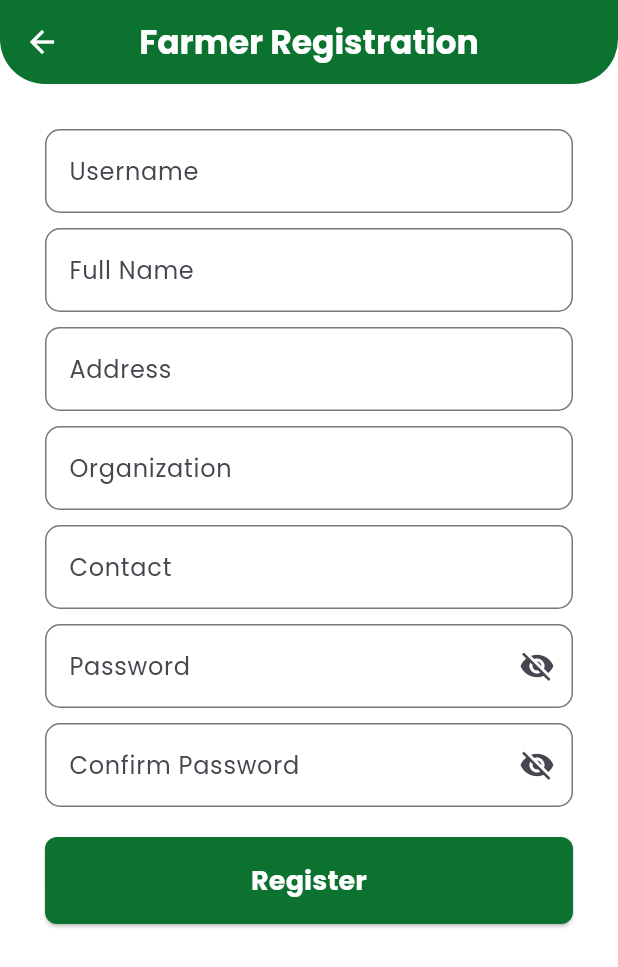
After one commit to jstnbala/Helen-Mobile, a Flutter app: the FarmerRegistrationPage screen opened directly, on a phone screen of 412 x 824 dp. The commit adds this screen. Shown: the top 967 px of the screen. Run offline on Flutter 3.47's test engine with Material 3 defaults, Android fonts, the light colour scheme and no system bars.

Commit message:
registration-farmer page ui

```diff
--- a/lib/farmers/login.dart
+++ b/lib/farmers/login.dart
@@ -1,6 +1,7 @@
 import 'package:flutter/material.dart';
 import 'package:helen_app/farmers/nav-bar.dart';
 import 'package:helen_app/farmers/forgotpass.dart'; // Import ForgotPassPage class
+import 'package:helen_app/farmers/registration-farmer.dart'; // Import FarmerRegistrationPage class
 
 class LoginPage extends StatefulWidget {
   @override
@@ -57,7 +58,7 @@ class _LoginPageState extends State<LoginPage> {
                       ],
                     ),
                     SizedBox(height: 20), // Add some space between logos and text
-                    // "Mabuhay, Magsasaka!" text
+                    // "Welcome, Farmer!" text
                     Text(
                       'Welcome, Farmer!',
                       style: TextStyle(
@@ -68,7 +69,7 @@ class _LoginPageState extends State<LoginPage> {
                       ),
                     ),
                     SizedBox(height: 8), // Add some space between lines
-                    // "Mangyaring mag-log in gamit ang iyong mga kredensyal sa ibaba" text
+                    // "Please log in using your credentials below" text
                     Text(
                       'Please log in using your credentials below',
                       style: TextStyle(
@@ -215,12 +216,21 @@ class _LoginPageState extends State<LoginPage> {
                       ),
                     ),
                     SizedBox(height: 4),
-                    Text(
-                      'Register here',
-                      style: TextStyle(
-                        color: Colors.white,
-                        fontFamily: 'Poppins',
-                        fontWeight: FontWeight.bold,
+                    InkWell(
+                      onTap: () {
+                        // Navigate to FarmerRegistrationPage
+                        Navigator.push(
+                          context,
+                          MaterialPageRoute(builder: (context) => FarmerRegistrationPage()),
+                        );
+                      },
+                      child: Text(
+                        'Register here',
+                        style: TextStyle(
+                          color: Colors.white,
+                          fontFamily: 'Poppins',
+                          fontWeight: FontWeight.bold,
+                        ),
                       ),
                     ),
                     SizedBox(height: 20),
--- /dev/null
+++ b/lib/farmers/registration-farmer.dart
@@ -0,0 +1,172 @@
+// ignore_for_file: prefer_const_constructors, library_private_types_in_public_api
+import 'package:flutter/material.dart';
+
+class FarmerRegistrationPage extends StatelessWidget {
+  @override
+  Widget build(BuildContext context) {
+    return Scaffold(
+      backgroundColor: Colors.white,
+      appBar: AppBar(
+        leading: IconButton(
+          icon: Icon(Icons.arrow_back),
+          color: Colors.white, // Set icon color to white
+          onPressed: () {
+            Navigator.pop(context);
+          },
+        ),
+        title: Text(
+          'Farmer Registration',
+          style: TextStyle(
+            fontFamily: 'Poppins',
+            fontWeight: FontWeight.bold,
+            color: Colors.white, // Set text color to white
+          ),
+        ),
+        centerTitle: true,
+        backgroundColor: Color(0xFF0C7230),
+        shape: RoundedRectangleBorder(
+          borderRadius: BorderRadius.vertical(
+            bottom: Radius.circular(30),
+          ),
+        ),
+      ),
+      body: SingleChildScrollView(
+        padding: EdgeInsets.fromLTRB(30.0, 30.0, 30.0, MediaQuery.of(context).viewInsets.bottom + 30.0),
+        child: Column(
+          children: [
+            TextFormField(
+              decoration: InputDecoration(
+                labelText: 'Username',
+                hintText: 'Enter your username',
+                border: OutlineInputBorder(
+                  borderRadius: BorderRadius.circular(10.0), // Add border radius
+                ),
+                labelStyle: TextStyle(fontFamily: 'Poppins'), // Set Poppins font
+              ),
+              style: TextStyle(fontFamily: 'Poppins'), // Set Poppins font for entered text
+              textInputAction: TextInputAction.next,
+              onTap: () {
+                Scrollable.ensureVisible(context);
+              },
+            ),
+            SizedBox(height: 10), // Add space between fields
+            TextFormField(
+              decoration: InputDecoration(
+                labelText: 'Full Name',
+                hintText: 'Enter your full name',
+                border: OutlineInputBorder(
+                  borderRadius: BorderRadius.circular(10.0), // Add border radius
+                ),
+                labelStyle: TextStyle(fontFamily: 'Poppins'), // Set Poppins font
+              ),
+              style: TextStyle(fontFamily: 'Poppins'), // Set Poppins font for entered text
+              textInputAction: TextInputAction.next,
+            ),
+            SizedBox(height: 10), // Add space between fields
+            TextFormField(
+              decoration: InputDecoration(
+                labelText: 'Address',
+                hintText: 'Enter your address',
+                border: OutlineInputBorder(
+                  borderRadius: BorderRadius.circular(10.0), // Add border radius
+                ),
+                labelStyle: TextStyle(fontFamily: 'Poppins'), // Set Poppins font
+              ),
+              style: TextStyle(fontFamily: 'Poppins'), // Set Poppins font for entered text
+              textInputAction: TextInputAction.next,
+            ),
+            SizedBox(height: 10), // Add space between fields
+            TextFormField(
+              decoration: InputDecoration(
+                labelText: 'Organization',
+                hintText: 'Your organization',
+                border: OutlineInputBorder(
+                  borderRadius: BorderRadius.circular(10.0), // Add border radius
+                ),
+                labelStyle: TextStyle(fontFamily: 'Poppins'), // Set Poppins font
+              ),
+              style: TextStyle(fontFamily: 'Poppins'), // Set Poppins font for entered text
+              textInputAction: TextInputAction.next,
+            ),
+            SizedBox(height: 10), // Add space between fields
+            TextFormField(
+              decoration: InputDecoration(
+                labelText: 'Contact',
+                hintText: 'Enter your contact number',
+                border: OutlineInputBorder(
+                  borderRadius: BorderRadius.circular(10.0), // Add border radius
+                ),
+                labelStyle: TextStyle(fontFamily: 'Poppins'), // Set Poppins font
+              ),
+              style: TextStyle(fontFamily: 'Poppins'), // Set Poppins font for entered text
+              textInputAction: TextInputAction.next,
+            ),
+            SizedBox(height: 10), // Add space between fields
+            TextFormField(
+              decoration: InputDecoration(
+                labelText: 'Password',
+                hintText: 'Enter your password',
+                border: OutlineInputBorder(
+                  borderRadius: BorderRadius.circular(10.0), // Add border radius
+                ),
+                labelStyle: TextStyle(fontFamily: 'Poppins'), // Set Poppins font
+                suffixIcon: IconButton(
+                  icon: Icon(Icons.visibility_off), // Initially set to off
+                  onPressed: () {}, // Add onPressed functionality
+                ),
+              ),
+              obscureText: true,
+              style: TextStyle(fontFamily: 'Poppins'), // Set Poppins font for entered text
+              textInputAction: TextInputAction.next,
+            ),
+            SizedBox(height: 10), // Add space between fields
+            TextFormField(
+              decoration: InputDecoration(
+                labelText: 'Confirm Password',
+                hintText: 'Confirm your password',
+                border: OutlineInputBorder(
+                  borderRadius: BorderRadius.circular(10.0), // Add border radius
+                ),
+                labelStyle: TextStyle(fontFamily: 'Poppins'), // Set Poppins font
+                suffixIcon: IconButton(
+                  icon: Icon(Icons.visibility_off), // Initially set to off
+                  onPressed: () {}, // Add onPressed functionality
+                ),
+              ),
+              obscureText: true,
+              style: TextStyle(fontFamily: 'Poppins'), // Set Poppins font for entered text
+              textInputAction: TextInputAction.done,
+            ),
+            SizedBox(height: 20),
+            SizedBox(
+              width: double.infinity, // Set button width to match parent
+              child: ElevatedButton(
+                onPressed: () {
+                  // Define your register button action here
+                },
+                style: ElevatedButton.styleFrom(
+                  primary: Color(0xFF0C7230),
+                  shape: RoundedRectangleBorder(
+                    borderRadius: BorderRadius.circular(8),
+                  ),
+                ),
+                child: Padding(
+                  padding: const EdgeInsets.symmetric(vertical: 16.0),
+                  child: Text(
+                    'Register',
+                    style: TextStyle(
+                      fontFamily: 'Poppins',
+                      fontWeight: FontWeight.bold,
+                      fontSize: 18, // Increase font size
+                      color: Colors.white, // Set text color to white
+                    ),
+                  ),
+                ),
+              ),
+            ),
+          ],
+        ),
+      ),
+    );
+  }
+}
```
